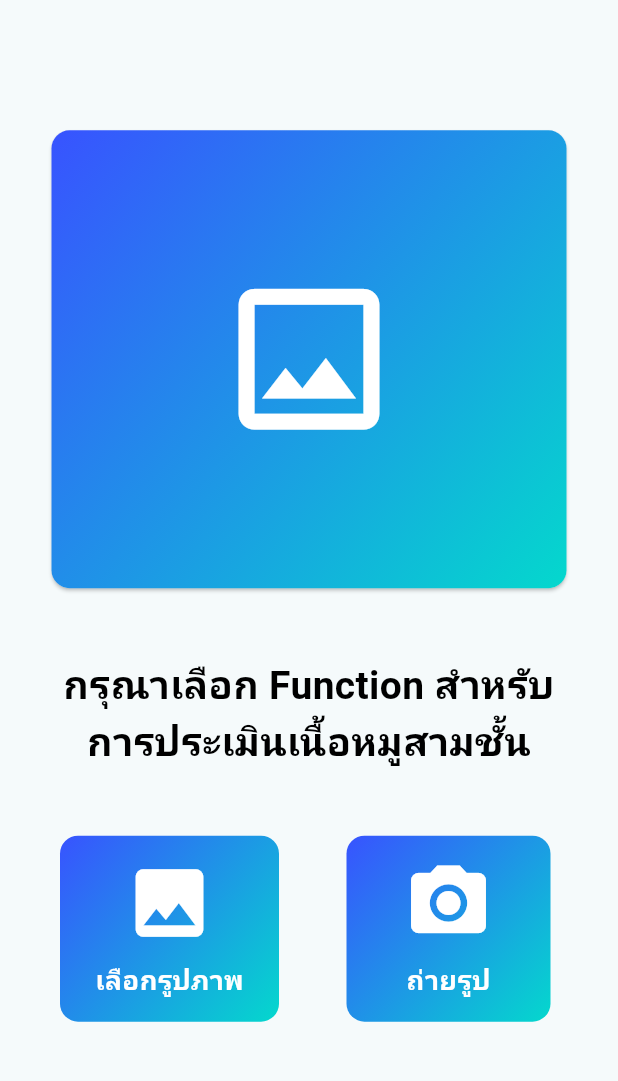
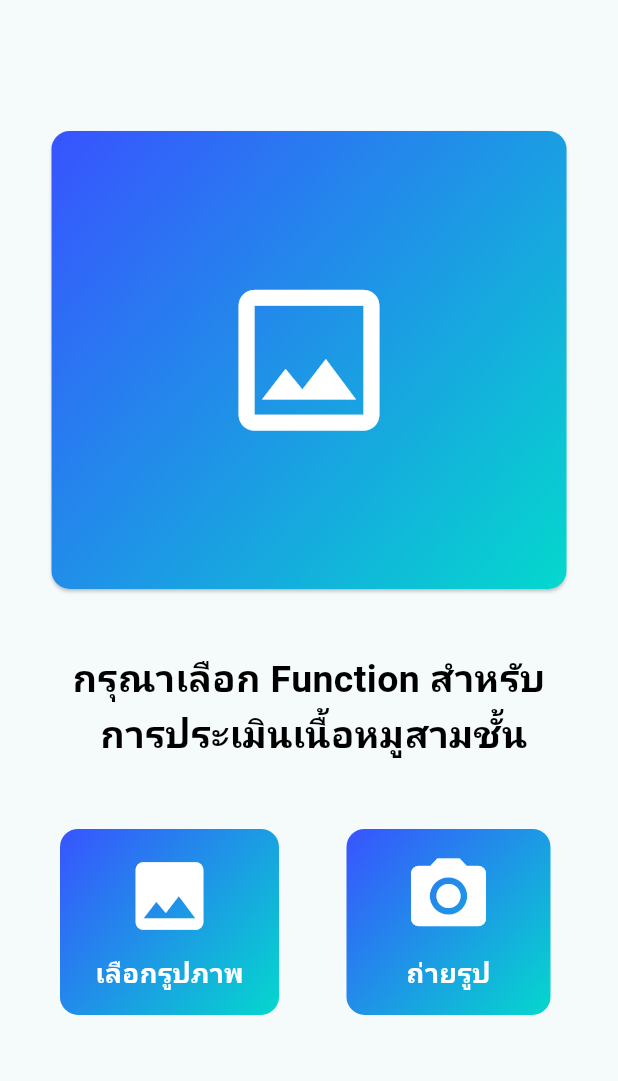
Before and after one commit to SilSea/Determining-Pork-Freshness, a Flutter app: the screen it shows after launch, on a phone screen of 412 x 824 dp, the part 84-1165 px from its top. Run offline on Flutter 3.47's test engine with Material 3 defaults, Android fonts, the light colour scheme and no system bars; our stand-ins replace image_picker; missing offline and left inert: tflite_flutter.

Commit message:
update gui

```diff
--- a/lib/main.dart
+++ b/lib/main.dart
@@ -85,7 +85,7 @@ class _MyHomePageState extends State<MyHomePage> {
         builder: (BuildContext context) {
           return AlertDialog(
             title: const Text('แจ้งเตือน'),
-            content: const Text('ภาพนี้ไม่ใช่เนื้อหมูสามชั้น กรุณาลองใหม่อีกครั้ง'),
+            content: const Text('เกิดข้อผิดพลาดภาพดังกล่าวอาจจะไม่ใช่เนื้อหมูสามชั้น กรุณาลองใหม่อีกครั้ง'),
             actions: [
               TextButton(
                 onPressed: () {
@@ -206,7 +206,7 @@ class _MyHomePageState extends State<MyHomePage> {
             mainAxisAlignment: MainAxisAlignment.start,
             children: <Widget>[
               Card(
-                margin: const EdgeInsets.all(10),
+                margin: const EdgeInsets.all(6),
                 shape: RoundedRectangleBorder(
                   borderRadius: BorderRadius.circular(12), // เพิ่มมุมโค้งเหมือนปุ่ม
                 ),
@@ -252,10 +252,10 @@ class _MyHomePageState extends State<MyHomePage> {
                     children: _image == null
                         ? const [
                       Text(
-                        'กรุณาเลือก Function สำหรับการประเมินเนื้อหมูสามชั้น',
+                        'กรุณาเลือก Function สำหรับ \n การประเมินเนื้อหมูสามชั้น',
                         textAlign: TextAlign.center,
                         style: TextStyle(
-                          fontSize: 26,
+                          fontSize: 25,
                           color: Colors.black,
                           fontWeight: FontWeight.bold,
                         ),
```
